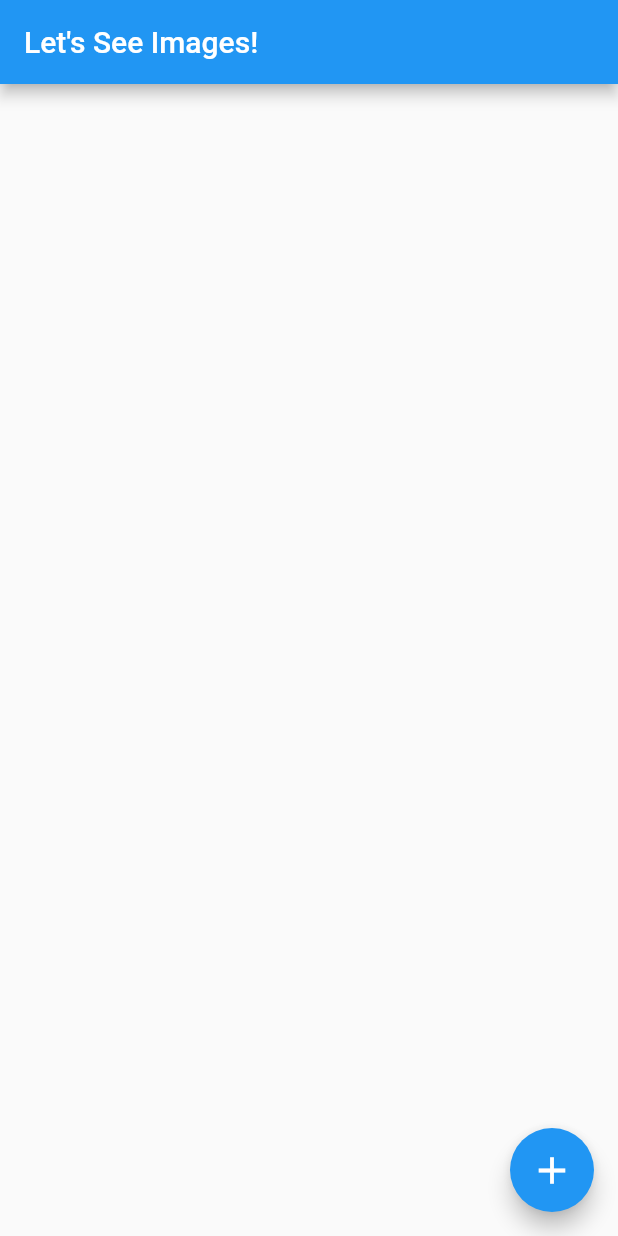
After one commit to DreamsInCS/pics, a Flutter app: the screen it shows after launch, on a phone screen of 412 x 824 dp. The commit adds this screen. Run offline on Flutter 3.47's test engine with Material 2 defaults, Android fonts, the phone set to English and light mode, and no system bars.

Commit message:
Added essential app functionality. Incomplete.

```diff
--- a/lib/src/app.dart
+++ b/lib/src/app.dart
@@ -1,9 +1,57 @@
 // Import Flutter helper library
 import 'package:flutter/material.dart';
 
+// Import HTTP requests
+import 'package:http/http.dart' show get;
+
+// Import JSON processing
+import 'dart:convert';
+
+// Import custom widgets
+import 'widgets/image_list.dart';
+
+// Import JSON models
+import 'models/image_model.dart';
+
 // Create a class that will be our custom widget
-// that extends StatelessWidget base class
+class App extends StatefulWidget{
+  createState() {
+    return AppState();
+  }
+}
 
+class AppState extends State<App> {
+  int counter = 0;
+  List<ImageModel> images = [];
 
-// Must define build() method that returns the widgets
-// that the app widget will show
+  // Make HTTP request.
+  void fetchImage() async {
+    setState(() => counter++);
+
+    final response = await get('https://jsonplaceholder.typicode.com/photos/$counter');
+    final imageModel = ImageModel.fromJson(json.decode(response.body));
+
+    setState(() => images.add(imageModel));
+  }
+
+  // Must define build() method that returns the widgets
+  // that the app widget will show
+  Widget build(context) {
+    return MaterialApp(
+      home: Scaffold(
+        appBar: AppBar(
+          title: Text('Let\'s See Images!')
+        ),
+        floatingActionButton: FloatingActionButton(
+          child: Icon(
+            Icons.add,
+            color: Colors.white,
+            size: 30.0
+          ),
+          onPressed: fetchImage,    // NOT fetchImage()! We do NOT want fetchImage to be instantly called!!!
+        ),
+        body: ImageList(images)
+      )
+    );
+  }
+}
--- /dev/null
+++ b/lib/src/models/image_model.dart
@@ -0,0 +1,13 @@
+class ImageModel {
+  int id;
+  String url;
+  String title;
+
+  ImageModel({this.id, this.url, this.title});
+
+  ImageModel.fromJson(Map<String, dynamic> parsedJson) {
+    this.id = parsedJson['id'];
+    this.url = parsedJson['url'];
+    this.title = parsedJson['title'];
+  }
+}
--- /dev/null
+++ b/lib/src/widgets/image_list.dart
@@ -0,0 +1,25 @@
+import 'package:flutter/material.dart';
+import '../models/image_model.dart';
+
+// In stateless widgets, instance variables should be FINAL.
+// They should NOT be able to change whatsoever.
+// They are remade and assigned new values upon rerendering, but the instance variables are never reassigned.
+class ImageList extends StatelessWidget {
+  final List<ImageModel> images;
+
+  ImageList(this.images);
+
+  Widget build(context) {
+    return ListView.builder(
+      itemCount: images.length,
+      itemBuilder: (context, int index) => Container(
+        margin: EdgeInsets.all(20.0),            // "all" sides of the Container element
+        child: Image.network(images[index].url),
+        padding: EdgeInsets.all(20.0),
+        decoration: BoxDecoration(
+          border: Border.all(color: Colors.redAccent)
+        )
+      )
+    );
+  }
+}
--- a/pubspec.yaml
+++ b/pubspec.yaml
@@ -23,6 +23,7 @@ dependencies:
   # The following adds the Cupertino Icons font to your application.
   # Use with the CupertinoIcons class for iOS style icons.
   cupertino_icons: ^0.1.2
+  http: any
 
 dev_dependencies:
   flutter_test:
```
Also changed, not shown: lib/main.dart (+2 -16 lines), pubspec.lock, 15 other files.
